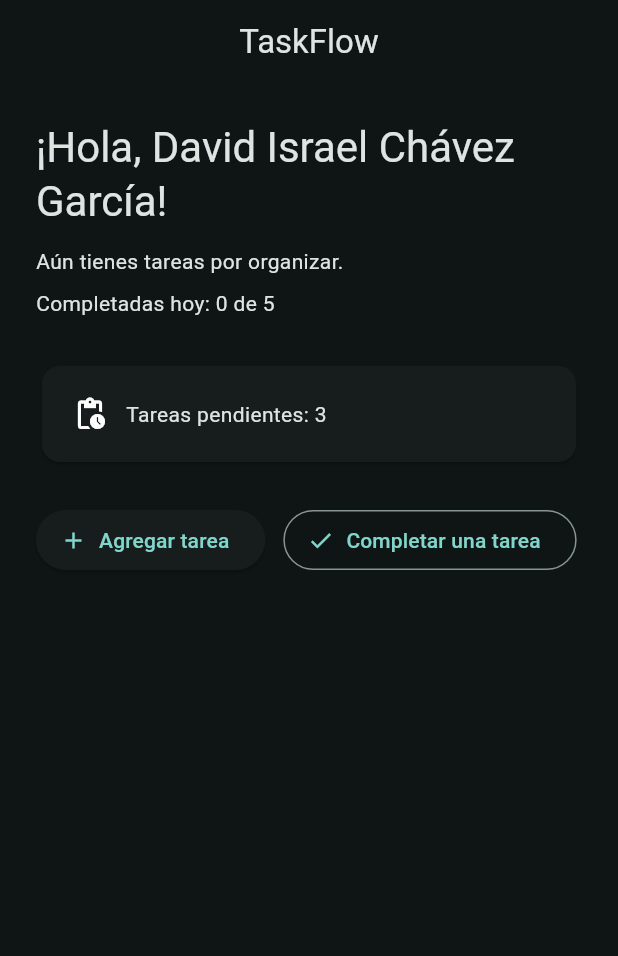
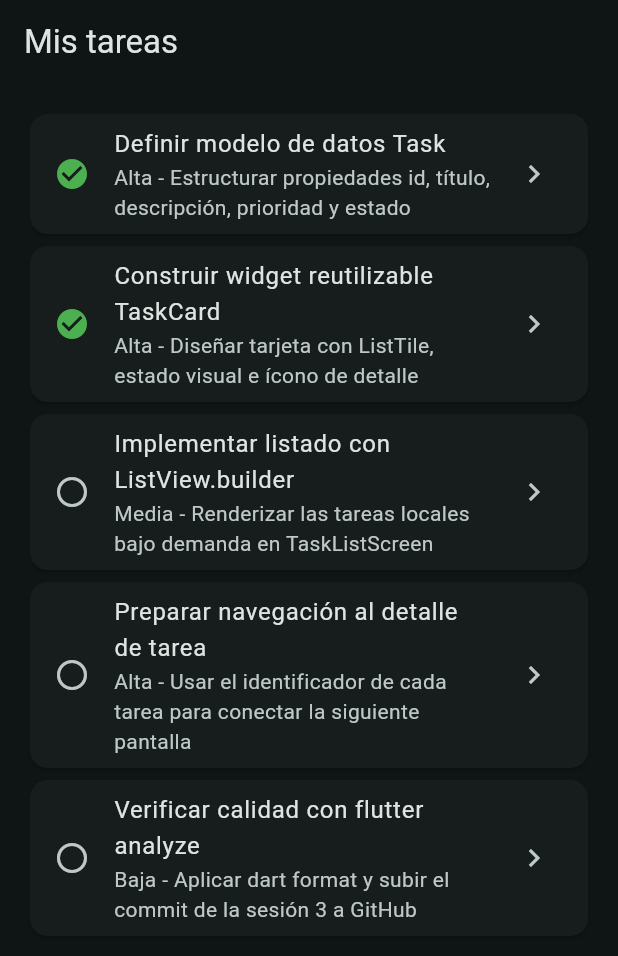
Before and after one commit to Israel-13-1/TaskFlow, a Flutter app: the screen it shows after launch, on a phone screen of 412 x 824 dp. Shown: the top 956 px of the screen. Run offline on Flutter 3.47's test engine with Material 3 defaults, Android fonts, the phone set to English and light mode, and no system bars.

Commit message:
feat: mostrar listado local de tareas

```diff
--- a/lib/main.dart
+++ b/lib/main.dart
@@ -19,97 +19,104 @@ class TaskFlowApp extends StatelessWidget {
           brightness: Brightness.dark,
         ),
       ),
-      home: const WelcomeScreen(),
+      home: const TaskListScreen(),
     );
   }
 }
 
-class WelcomeScreen extends StatefulWidget {
-  const WelcomeScreen({super.key});
+class Task {
+  const Task({
+    required this.id,
+    required this.title,
+    required this.description,
+    required this.priority,
+    required this.isCompleted,
+  });
 
-  @override
-  State<WelcomeScreen> createState() => _WelcomeScreenState();
+  final int id;
+  final String title;
+  final String description;
+  final String priority;
+  final bool isCompleted;
 }
 
-class _WelcomeScreenState extends State<WelcomeScreen> {
-  final String studentName = 'David Israel Chávez García';
-  int pendingTasks = 3;
-  static const dailyGoal = 5;
-  int completedTasks = 0;
+const demoTasks = [
+  Task(
+    id: 1,
+    title: 'Definir modelo de datos Task',
+    description:
+        'Estructurar propiedades id, título, descripción, prioridad y estado',
+    priority: 'Alta',
+    isCompleted: true,
+  ),
+  Task(
+    id: 2,
+    title: 'Construir widget reutilizable TaskCard',
+    description:
+        'Diseñar tarjeta con ListTile, estado visual e ícono de detalle',
+    priority: 'Alta',
+    isCompleted: true,
+  ),
+  Task(
+    id: 3,
+    title: 'Implementar listado con ListView.builder',
+    description: 'Renderizar las tareas locales bajo demanda en TaskListScreen',
+    priority: 'Media',
+    isCompleted: false,
+  ),
+  Task(
+    id: 4,
+    title: 'Preparar navegación al detalle de tarea',
+    description: 'Usar el identificador de cada tarea para conectar la siguiente pantalla',
+    priority: 'Alta',
+    isCompleted: false,
+  ),
+  Task(
+    id: 5,
+    title: 'Verificar calidad con flutter analyze',
+    description:
+        'Aplicar dart format y subir el commit de la sesión 3 a GitHub',
+    priority: 'Baja',
+    isCompleted: false,
+  ),
+];
 
-  void _completeTask() {
-    if (pendingTasks == 0) {
-      return;
-    }
+class TaskCard extends StatelessWidget {
+  const TaskCard({super.key, required this.task});
 
-    setState(() {
-      pendingTasks--;
-      if (completedTasks < dailyGoal) {
-        completedTasks++;
-      }
-    });
-  }
-
-  void _addTask() {
-    setState(() {
-      pendingTasks++;
-    });
-  }
+  final Task task;
 
   @override
   Widget build(BuildContext context) {
-    final statusMessage = pendingTasks == 0
-        ? '¡Excelente! No tienes tareas pendientes.'
-        : 'Aún tienes tareas por organizar.';
-
-    return Scaffold(
-      appBar: AppBar(title: const Text('TaskFlow'), centerTitle: true),
-      body: Padding(
-        padding: const EdgeInsets.all(24),
-        child: Column(
-          crossAxisAlignment: CrossAxisAlignment.start,
-          children: [
-            Text(
-              '¡Hola, $studentName!',
-              style: Theme.of(context).textTheme.headlineMedium,
-            ),
-            const SizedBox(height: 12),
-            Text(statusMessage),
-            const SizedBox(height: 8),
-            Text('Completadas hoy: $completedTasks de $dailyGoal'),
-            const SizedBox(height: 28),
-            Card(
-              child: Padding(
-                padding: const EdgeInsets.all(20),
-                child: Row(
-                  children: [
-                    const Icon(Icons.pending_actions),
-                    const SizedBox(width: 12),
-                    Text('Tareas pendientes: $pendingTasks'),
-                  ],
-                ),
-              ),
-            ),
-            const SizedBox(height: 24),
-            Wrap(
-              spacing: 12,
-              runSpacing: 12,
-              children: [
-                ElevatedButton.icon(
-                  onPressed: _addTask,
-                  icon: const Icon(Icons.add),
-                  label: const Text('Agregar tarea'),
-                ),
-                OutlinedButton.icon(
-                  onPressed: pendingTasks == 0 ? null : _completeTask,
-                  icon: const Icon(Icons.done),
-                  label: const Text('Completar una tarea'),
-                ),
-              ],
-            ),
-          ],
+    return Card(
+      child: ListTile(
+        leading: Icon(
+          task.isCompleted ? Icons.check_circle : Icons.radio_button_unchecked,
+          color: task.isCompleted ? Colors.green : null,
         ),
+        title: Text(task.title),
+        subtitle: Text('${task.priority} - ${task.description}'),
+        trailing: const Icon(Icons.chevron_right),
       ),
     );
   }
 }
+
+class TaskListScreen extends StatelessWidget {
+  const TaskListScreen({super.key});
+
+  @override
+  Widget build(BuildContext context) {
+    return Scaffold(
+      appBar: AppBar(title: const Text('Mis tareas')),
+      body: ListView.builder(
+        padding: const EdgeInsets.all(16),
+        itemCount: demoTasks.length,
+        itemBuilder: (context, index) {
+          final task = demoTasks[index];
+          return TaskCard(task: task);
+        },
+      ),
+    );
+  }
+}
```
